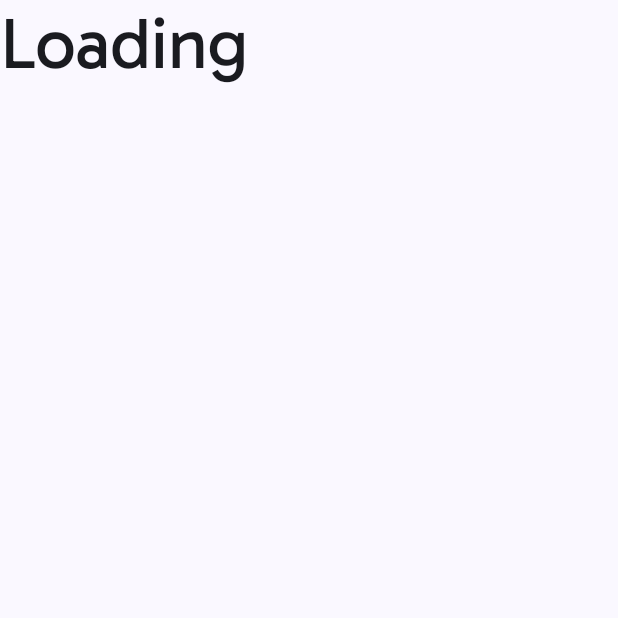
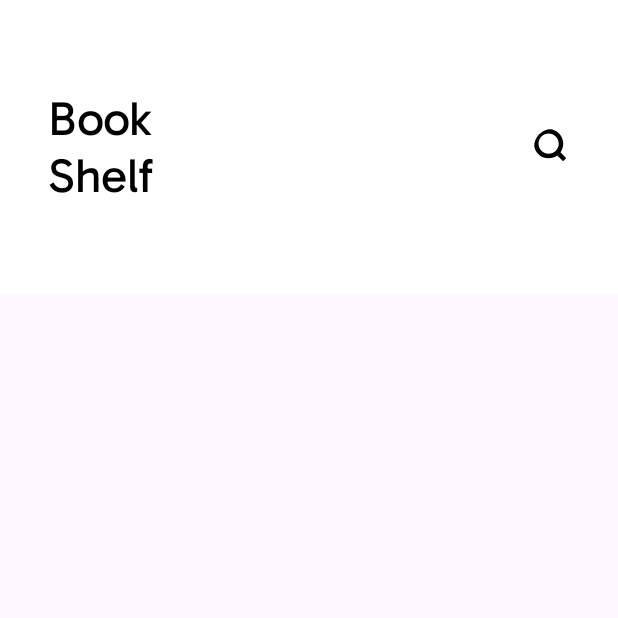
Before and after one commit to Jeyagurunathang/BookShelf, an Android app built with Jetpack Compose: the screen it shows after launch (MainActivity), on a phone screen of 412 x 824 dp, the top half of it. Run offline under Robolectric (Android 15) with nearby library versions, the phone set to English and light mode, and no system bars.

Commit message:
implemented the header

```diff
--- /dev/null
+++ b/app/src/main/java/com/example/bookshelf/presentation/components/IconDisplay.kt
@@ -0,0 +1,29 @@
+package com.example.bookshelf.presentation.components
+
+import androidx.annotation.DrawableRes
+import androidx.compose.material3.Icon
+import androidx.compose.material3.IconButton
+import androidx.compose.material3.MaterialTheme
+import androidx.compose.runtime.Composable
+import androidx.compose.ui.Modifier
+import androidx.compose.ui.res.painterResource
+import androidx.compose.ui.res.stringResource
+import com.example.bookshelf.R
+
+@Composable
+fun IconDisplay(
+    @DrawableRes icon: Int,
+    modifier: Modifier = Modifier,
+    onClick: () -> Unit = {}
+) {
+    IconButton(
+        modifier = modifier,
+        onClick = onClick
+    ) {
+        Icon(
+            painter = painterResource(icon),
+            contentDescription = stringResource(R.string.search_icon),
+            tint = MaterialTheme.colorScheme.onPrimary
+        )
+    }
+}
--- a/app/src/main/java/com/example/bookshelf/presentation/core/MainActivity.kt
+++ b/app/src/main/java/com/example/bookshelf/presentation/core/MainActivity.kt
@@ -15,6 +15,7 @@ import androidx.compose.ui.tooling.preview.Preview
 import androidx.lifecycle.viewmodel.compose.viewModel
 import com.example.bookshelf.domain.useCase.getBooks.GetBooksUseCase
 import com.example.bookshelf.presentation.core.ui.theme.BookShelfTheme
+import com.example.bookshelf.presentation.getBooks.ListScreenHeader
 import com.example.bookshelf.presentation.viewModel.GetBooksViewModel
 
 class MainActivity : ComponentActivity() {
@@ -23,29 +24,11 @@ class MainActivity : ComponentActivity() {
         enableEdgeToEdge()
         setContent {
             val viewModel: GetBooksViewModel = viewModel(factory = GetBooksViewModel.Factory)
-            BookShelfTheme {
+            BookShelfTheme (dynamicColor = false) {
                 Scaffold(modifier = Modifier.fillMaxSize()) { innerPadding ->
-                    Greeting(
-                        name = "Android",
-                        modifier = Modifier.padding(innerPadding),
-                        viewModel = viewModel
-                    )
+                    ListScreenHeader(modifier = Modifier.padding(innerPadding))
                 }
             }
         }
     }
 }
-
-@Composable
-fun Greeting(name: String, modifier: Modifier = Modifier, viewModel: GetBooksViewModel) {
-    val uiState = viewModel.uiState.collectAsState()
-
-    if (uiState.value.isLoading) {
-        Text(text = "Loading")
-    } else {
-        Text(
-            text = uiState.toString(),
-            modifier = modifier
-        )
-    }
-}
--- /dev/null
+++ b/app/src/main/java/com/example/bookshelf/presentation/core/ui/theme/Shapes.kt
@@ -0,0 +1,9 @@
+package com.example.bookshelf.presentation.core.ui.theme
+
+import androidx.compose.foundation.shape.RoundedCornerShape
+import androidx.compose.material3.Shapes
+import androidx.compose.ui.unit.dp
+
+val shapes = Shapes(
+    medium = RoundedCornerShape(12.dp)
+)
--- a/app/src/main/java/com/example/bookshelf/presentation/core/ui/theme/Theme.kt
+++ b/app/src/main/java/com/example/bookshelf/presentation/core/ui/theme/Theme.kt
@@ -54,6 +54,7 @@ fun BookShelfTheme(
     MaterialTheme(
         colorScheme = colorScheme,
         typography = Typography,
-        content = content
+        content = content,
+        shapes = shapes
     )
 }
--- a/app/src/main/java/com/example/bookshelf/presentation/core/ui/theme/Type.kt
+++ b/app/src/main/java/com/example/bookshelf/presentation/core/ui/theme/Type.kt
@@ -20,7 +20,7 @@ val lato = FontFamily(
 val Typography = Typography(
     titleMedium = TextStyle(
         fontFamily = gabarito,
-        fontSize = 48.sp,
+        fontSize = 32.sp,
         fontWeight = FontWeight.Normal
     ),
     bodyLarge = TextStyle(
@@ -36,6 +36,11 @@ val Typography = Typography(
     bodySmall = TextStyle(
         fontFamily = lato,
         fontSize = 24.sp,
+        fontWeight = FontWeight.Normal
+    ),
+    labelLarge = TextStyle(
+        fontFamily = lato,
+        fontSize = 16.sp,
         fontWeight = FontWeight.Normal
     )
     /* Other default text styles to override
--- /dev/null
+++ b/app/src/main/java/com/example/bookshelf/presentation/getBooks/ListScreenHeader.kt
@@ -0,0 +1,84 @@
+package com.example.bookshelf.presentation.getBooks
+
+import androidx.compose.animation.AnimatedVisibility
+import androidx.compose.foundation.background
+import androidx.compose.foundation.layout.Arrangement
+import androidx.compose.foundation.layout.Box
+import androidx.compose.foundation.layout.Column
+import androidx.compose.foundation.layout.Row
+import androidx.compose.foundation.layout.fillMaxWidth
+import androidx.compose.foundation.layout.padding
+import androidx.compose.foundation.layout.size
+import androidx.compose.material3.MaterialTheme
+import androidx.compose.material3.Text
+import androidx.compose.runtime.Composable
+import androidx.compose.runtime.getValue
+import androidx.compose.runtime.mutableStateOf
+import androidx.compose.runtime.remember
+import androidx.compose.runtime.setValue
+import androidx.compose.ui.Alignment
+import androidx.compose.ui.Modifier
+import androidx.compose.ui.res.dimensionResource
+import androidx.compose.ui.res.stringResource
+import androidx.compose.ui.tooling.preview.PreviewLightDark
+import androidx.compose.ui.unit.dp
+import com.example.bookshelf.R
+import com.example.bookshelf.presentation.components.IconDisplay
+import com.example.bookshelf.presentation.components.SearchBarComponent
+import com.example.bookshelf.presentation.core.ui.theme.BookShelfTheme
+
+@Composable
+fun ListScreenHeader(modifier: Modifier = Modifier) {
+
+    var searchIconClicked by remember { mutableStateOf(false) }
+
+    val appTitle = stringResource(R.string.app_name).split(" ")
+
+    Row (
+        modifier = modifier
+            .fillMaxWidth()
+            .background(MaterialTheme.colorScheme.primaryContainer)
+            .padding(
+                vertical = dimensionResource(R.dimen.padding_normal),
+                horizontal = dimensionResource(R.dimen.horizontal_padding_medium)
+            ),
+        horizontalArrangement = Arrangement.SpaceBetween,
+        verticalAlignment = Alignment.CenterVertically
+    ) {
+        if (!searchIconClicked) {
+            Column () {
+                Text(
+                    text = appTitle.first(),
+                    color = MaterialTheme.colorScheme.onPrimary,
+                    style = MaterialTheme.typography.titleMedium
+                )
+                Text(
+                    text = appTitle.last(),
+                    color = MaterialTheme.colorScheme.onPrimary,
+                    style = MaterialTheme.typography.titleMedium
+                )
+            }
+
+            IconDisplay(
+                icon = R.drawable.search,
+                modifier = Modifier.size(24.dp),
+                onClick = { searchIconClicked = !searchIconClicked }
+            )
+        } else {
+            SearchBarComponent(
+                onClick = { searchIconClicked = !searchIconClicked },
+                onCancelClicked = { searchIconClicked = false }
+            )
+        }
+    }
+}
+
+
+
+@PreviewLightDark
+@Composable
+fun ListScreenHeaderPreview(modifier: Modifier = Modifier) {
+    BookShelfTheme(dynamicColor = false) {
+        ListScreenHeader()
+    }
+}
--- /dev/null
+++ b/app/src/main/res/drawable-nodpi/search.xml
@@ -0,0 +1,9 @@
+<vector xmlns:android="http://schemas.android.com/apk/res/android"
+    android:width="512dp"
+    android:height="512dp"
+    android:viewportWidth="512"
+    android:viewportHeight="512">
+  <path
+      android:fillColor="#FF000000"
+      android:pathData="M416,208c0,45.9 -14.9,88.3 -40,122.7L502.6,457.4c12.5,12.5 12.5,32.8 0,45.3s-32.8,12.5 -45.3,0L330.7,376c-34.4,25.2 -76.8,40 -122.7,40C93.1,416 0,322.9 0,208S93.1,0 208,0S416,93.1 416,208zM208,352a144,144 0,1 0,0 -288,144 144,0 1,0 0,288z"/>
+</vector>
--- a/app/src/main/res/values/strings.xml
+++ b/app/src/main/res/values/strings.xml
@@ -1,3 +1,5 @@
 <resources>
-    <string name="app_name">bookShelf</string>
+    <string name="app_name">Book Shelf</string>
+    <string name="search_icon">Search Icon</string>
+    <string name="search_bar_placeholder">Search the category ( i.e; Science )</string>
 </resources>
```
Also changed, not shown: app/src/main/java/com/example/bookshelf/presentation/components/SearchBarComponent.kt (added, +87 -0 lines), app/src/main/res/drawable-nodpi/remove.xml (added, +9 -0 lines), app/src/main/res/values/dimen.xml (+6 -1 lines).
